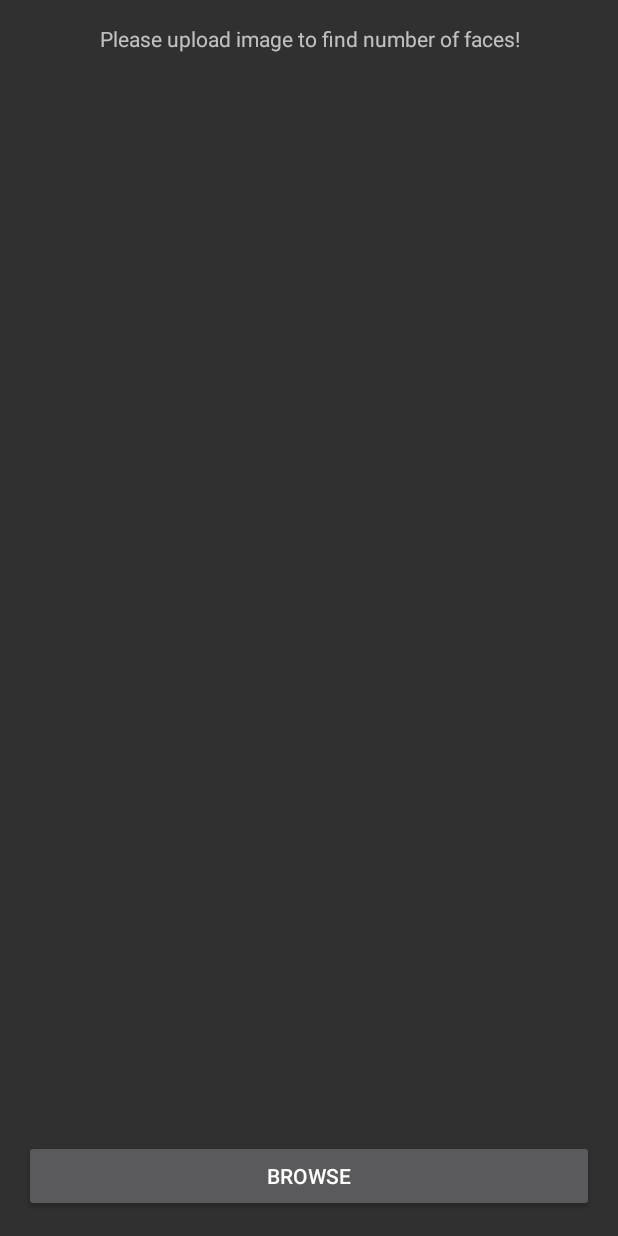
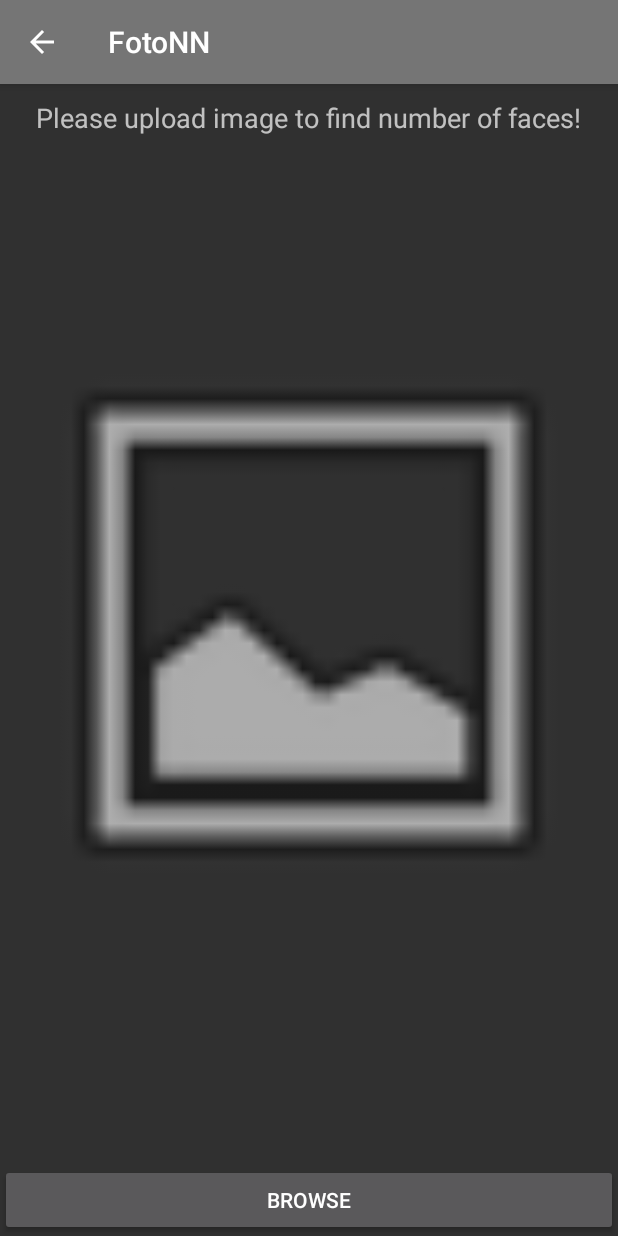
Before and after one commit to yadav-rahul/FotoNN, an Android app: the screen it shows after launch (DetectFace), in the side drawer, after a tap on "Emotions API", on a phone screen of 412 x 824 dp. Run offline under Robolectric (Android 15) with nearby library versions, the phone set to English and light mode, and no system bars; libraries missing offline, so code that uses them is left out: com.microsoft.azure, com.microsoft.projectoxford; pictures from the network do not load.

Commit message:
Update UI

```diff
--- a/app/src/main/AndroidManifest.xml
+++ b/app/src/main/AndroidManifest.xml
@@ -29,9 +29,11 @@
             android:theme="@style/AppTheme.NoActionBar" />
         <activity
             android:name=".ImageActivity"
+            android:parentActivityName=".MainActivity"
             android:theme="@style/AppTheme.NoActionBar" />
         <activity
             android:name=".DetectFace"
+            android:parentActivityName=".MainActivity"
             android:theme="@style/AppTheme.NoActionBar" />
     </application>
 
--- a/app/src/main/java/com/cfd/rahul/fotonn/DetectFace.java
+++ b/app/src/main/java/com/cfd/rahul/fotonn/DetectFace.java
@@ -22,6 +22,7 @@ import android.provider.Settings;
 import android.support.v4.app.ActivityCompat;
 import android.support.v7.app.AlertDialog;
 import android.support.v7.app.AppCompatActivity;
+import android.support.v7.widget.Toolbar;
 import android.util.Log;
 import android.view.View;
 import android.widget.Button;
@@ -156,6 +157,16 @@ public class DetectFace extends AppCompatActivity {
 //                }
 //            }
 //        });
+
+        // toolbar
+        Toolbar toolbar = (Toolbar) findViewById(R.id.toolbar);
+        setSupportActionBar(toolbar);
+
+        // add back arrow to toolbar
+        if (getSupportActionBar() != null){
+            getSupportActionBar().setDisplayHomeAsUpEnabled(true);
+            getSupportActionBar().setDisplayShowHomeEnabled(true);
+        }
         detectionProgressDialog = new ProgressDialog(this);
     }
 
--- a/app/src/main/java/com/cfd/rahul/fotonn/MainActivity.java
+++ b/app/src/main/java/com/cfd/rahul/fotonn/MainActivity.java
@@ -63,6 +63,8 @@ public class MainActivity extends AppCompatActivity
 
         //noinspection SimplifiableIfStatement
         if (id == R.id.action_settings) {
+            //TODO Add about us section here
+
             return true;
         }
 
--- a/app/src/main/res/layout/activity_detect_face.xml
+++ b/app/src/main/res/layout/activity_detect_face.xml
@@ -1,45 +1,76 @@
 <?xml version="1.0" encoding="utf-8"?>
 <RelativeLayout xmlns:android="http://schemas.android.com/apk/res/android"
+    xmlns:app="http://schemas.android.com/apk/res-auto"
     xmlns:tools="http://schemas.android.com/tools"
-    android:id="@+id/activity_detect_face"
+    android:id="@+id/activity_foto_nn"
     android:layout_width="match_parent"
     android:layout_height="match_parent"
-    android:paddingBottom="@dimen/activity_vertical_margin"
-    android:paddingLeft="@dimen/activity_horizontal_margin"
-    android:paddingRight="@dimen/activity_horizontal_margin"
-    android:paddingTop="@dimen/activity_vertical_margin"
-    tools:context="com.cfd.rahul.fotonn.DetectFace">
+    android:layout_below="@+id/top_layout">
+
+    <android.support.design.widget.AppBarLayout
+        android:id="@+id/top_toolbar_layout"
+        android:layout_width="match_parent"
+        android:layout_height="wrap_content"
+        android:theme="@style/AppTheme.AppBarOverlay">
+
+        <android.support.v7.widget.Toolbar
+            android:id="@+id/toolbar"
+            android:layout_width="match_parent"
+            android:layout_height="?attr/actionBarSize"
+            android:background="?attr/colorPrimary"
+            app:popupTheme="@style/AppTheme.PopupOverlay" />
+
+    </android.support.design.widget.AppBarLayout>
+
+    <RelativeLayout
+        android:layout_width="fill_parent"
+        android:layout_height="fill_parent"
+        android:layout_above="@+id/linearLayout"
+        android:layout_alignParentEnd="true"
+        android:layout_alignParentLeft="true"
+        android:layout_alignParentRight="true"
+        android:layout_alignParentStart="true"
+        android:layout_below="@+id/top_toolbar_layout">
 
         <TextView
             android:id="@+id/number_face_detected"
             android:layout_width="wrap_content"
             android:layout_height="wrap_content"
-        android:layout_alignParentTop="true"
             android:layout_centerHorizontal="true"
+            android:layout_gravity="center"
+            android:layout_marginTop="10dp"
             android:gravity="center"
-        android:text="Please upload image to find number of faces!" />
+            android:text="Please upload image to find number of faces!"
+
+            android:textSize="18sp" />
 
         <ImageView
             android:id="@+id/imageView1"
             android:layout_width="match_parent"
-        android:layout_height="fill_parent"
-        android:layout_above="@+id/button1"
-        android:layout_alignParentStart="true"
-        android:layout_below="@+id/number_face_detected" />
+            android:layout_height="match_parent"
+            android:layout_below="@+id/imageText"
+            android:layout_centerHorizontal="true"
+            app:srcCompat="@android:drawable/ic_menu_gallery" />
+    </RelativeLayout>
 
-    <!--<Button-->
-        <!--android:id="@+id/button2"-->
-        <!--android:layout_width="match_parent"-->
-        <!--android:layout_height="wrap_content"-->
-        <!--android:layout_alignParentBottom="true"-->
-        <!--android:text="Open Camera" />-->
+    <LinearLayout
+        android:id="@+id/linearLayout"
+        android:layout_width="match_parent"
+        android:layout_height="wrap_content"
+        android:layout_alignParentBottom="true"
+        android:layout_margin="0dp"
+        android:orientation="horizontal"
+        android:padding="0dp">
 
         <Button
             android:id="@+id/button1"
             android:layout_width="match_parent"
             android:layout_height="wrap_content"
-        android:layout_alignParentBottom="true"
-        android:layout_alignParentStart="true"
+            android:layout_margin="0dp"
+            android:layout_weight="1"
+            android:padding="0dp"
             android:text="Browse" />
 
+    </LinearLayout>
+
 </RelativeLayout>
--- a/app/src/main/res/menu/main.xml
+++ b/app/src/main/res/menu/main.xml
@@ -4,6 +4,6 @@
     <item
         android:id="@+id/action_settings"
         android:orderInCategory="100"
-        android:title="@string/action_settings"
+        android:title="About Us"
         app:showAsAction="never" />
 </menu>
```
Also changed, not shown: 2 other files. Lines whose indentation alone changed are shown as unchanged.
